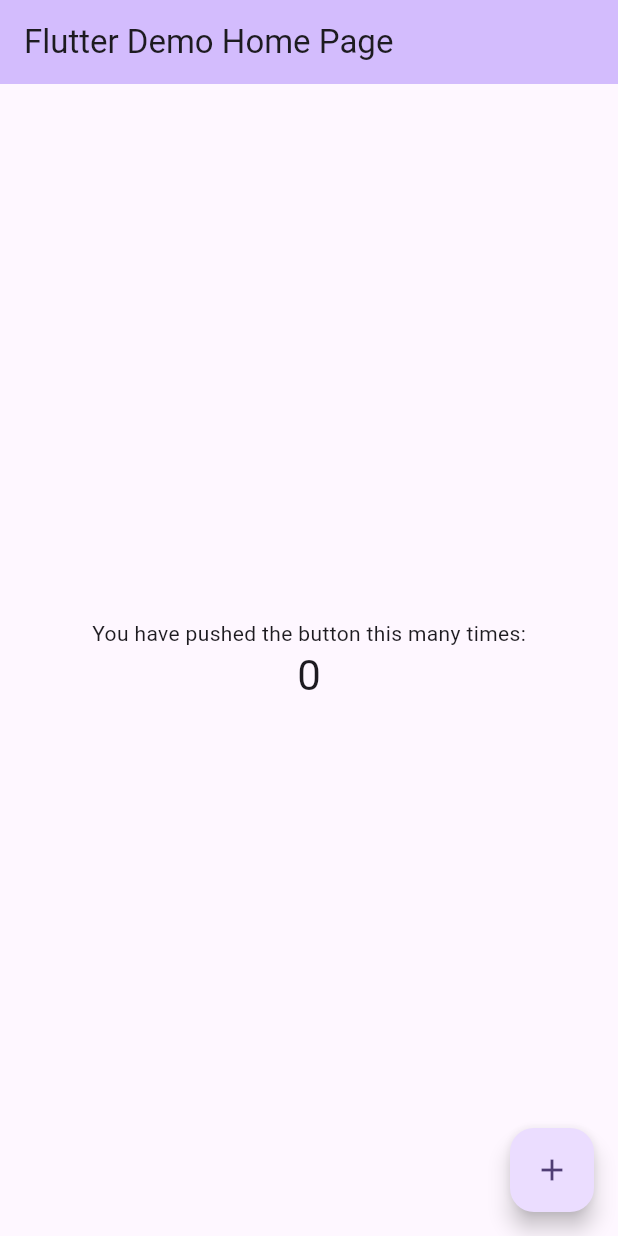
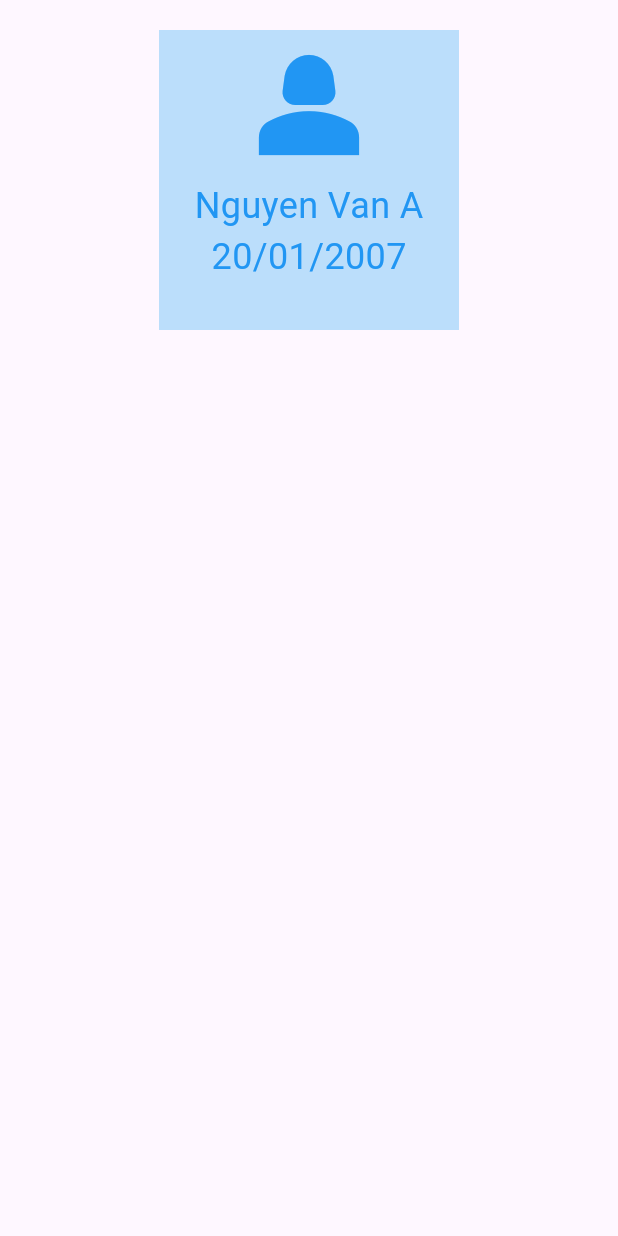
Before and after one commit to quangvtvp/flutter-app-01, a Flutter app: the screen it shows after launch, on a phone screen of 412 x 824 dp. Run offline on Flutter 3.47's test engine with Material 3 defaults, Android fonts, the phone set to English and light mode, and no system bars.

Commit message:
tutorial 1

```diff
--- a/lib/main.dart
+++ b/lib/main.dart
@@ -1,7 +1,9 @@
 import 'package:flutter/material.dart';
+import 'package:flutter_application/screens/welcome.dart';
 
 void main() {
-  runApp(const MyApp());
+  // runApp(const MyApp());
+  runApp(const WelcomeScreen());
 }
 
 class MyApp extends StatelessWidget {
@@ -10,14 +12,14 @@ class MyApp extends StatelessWidget {
   // This widget is the root of your application.
   @override
   Widget build(BuildContext context) {
+    print('build');
     return MaterialApp(
       title: 'Flutter Demo',
       theme: ThemeData(
-
         colorScheme: ColorScheme.fromSeed(seedColor: Colors.deepPurple),
         useMaterial3: true,
       ),
-      home: const MyHomePage(title: 'Flutter Demo Home Page'),
+      home: const MyHomePage(title: 'My screen second'),
     );
   }
 }
@@ -37,21 +39,28 @@ class _MyHomePageState extends State<MyHomePage> {
   void _incrementCounter() {
     setState(() {
       _counter++;
+      print('dong 1');
+      print('dong 2');
     });
   }
 
   @override
+  void initState() {
+    // TODO: implement initState
+    super.initState();
+    print('initState');
+
+  }
+
+  @override
   Widget build(BuildContext context) {
-
+    print('build _MyHomePageState');
     return Scaffold(
       appBar: AppBar(
-
         backgroundColor: Theme.of(context).colorScheme.inversePrimary,
-
         title: Text(widget.title),
       ),
       body: Center(
-
         child: Column(
           mainAxisAlignment: MainAxisAlignment.center,
           children: <Widget>[
--- /dev/null
+++ b/lib/screens/welcome.dart
@@ -0,0 +1,43 @@
+import 'package:flutter/material.dart';
+
+class WelcomeScreen extends StatelessWidget {
+  const WelcomeScreen({super.key});
+
+  @override
+  Widget build(BuildContext context) {
+    return MaterialApp(
+      home: Scaffold(
+        body: Align(
+          alignment: Alignment.topCenter,
+          child: Container(
+            color: Colors.blue[100],
+            margin: const EdgeInsets.all(20),
+            width: 200,
+            height: 200,
+            child: const Column(
+              children: [
+                Icon(Icons.person_2, size: 100, color: Colors.blue),
+                Text(
+                  'Nguyen Van A',
+                  style: TextStyle(
+                    fontSize: 24,
+                    color: Colors.blue,
+                    fontWeight: FontWeight.normal,
+                  ),
+                ),
+                Text(
+                  '20/01/2007',
+                  style: TextStyle(
+                    fontSize: 24,
+                    fontWeight: FontWeight.normal,
+                    color: Colors.blue,
+                  ),
+                ),
+              ],
+            ),
+          ),
+        ),
+      ),
+    );
+  }
+}
```
